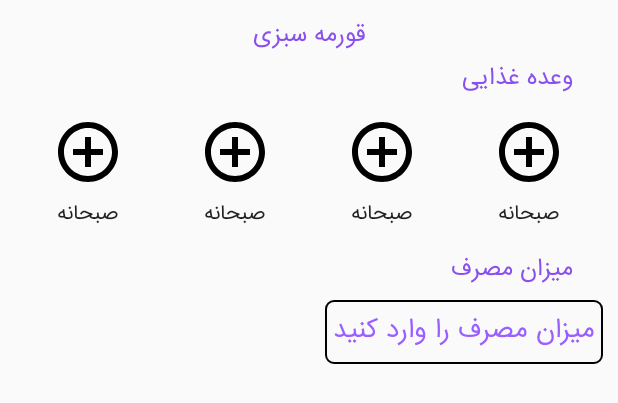
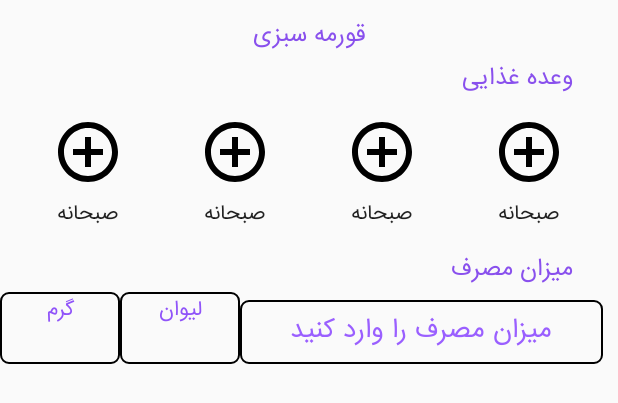
Before and after one commit to Mohsenataei/BMICalCulator, an Android app: the layout get_consumed_food_dialog.xml on its own in the app's theme, with its tools: preview values and no code run, on a phone screen of 412 x 824 dp. Shown: the top 403 px of the screen. Run offline under Robolectric (Android 15) with nearby library versions, the phone set to English and light mode, and no system bars.

Commit message:
still working on get_consumed_food_dialog.xml

```diff
--- a/app/src/main/res/layout/get_consumed_food_dialog.xml
+++ b/app/src/main/res/layout/get_consumed_food_dialog.xml
@@ -68,7 +68,30 @@
         android:layout_width="wrap_content"
         android:layout_height="wrap_content"/>
 
+    <LinearLayout
+        android:weightSum="5"
+        android:orientation="horizontal"
+        android:layout_width="match_parent"
+        android:layout_height="wrap_content">
+        <TextView
+            android:text="گرم"
+            android:textAlignment="center"
+            android:textColor="@color/bmi_25_to_30"
+            android:layout_weight="1"
+            android:layout_width="0dp"
+            android:layout_height="match_parent"
+            android:background="@drawable/amount_background"/>
+        <TextView
+            android:text="لیوان"
+            android:textAlignment="center"
+            android:textColor="@color/bmi_25_to_30"
+            android:layout_weight="1"
+            android:layout_width="0dp"
+            android:layout_height="match_parent"
+            android:background="@drawable/amount_background"
+            />
         <EditText
+            android:layout_weight="3"
             android:textAlignment="center"
             android:paddingTop="5dp"
             android:paddingBottom="5dp"
@@ -77,12 +100,19 @@
             android:layout_marginTop="5dp"
             android:textColor="@color/bmi_30_to_40"
             android:textColorHint="@color/bmi_20_to_25"
-        android:layout_gravity="end"
             android:layout_marginEnd="10dp"
             android:background="@drawable/amount_background"
             android:hint="میزان مصرف را وارد کنید"
+            android:autofillHints="auto fill hint"
             android:id="@+id/counsumed_amount_edit_text"
             android:inputType="number"
-        android:layout_width="wrap_content"
+            android:layout_width="0dp"
             android:layout_height="wrap_content"/>
+
+
     </LinearLayout>
+
+
+
+
+</LinearLayout>
```
Lines whose indentation alone changed are shown as unchanged.
